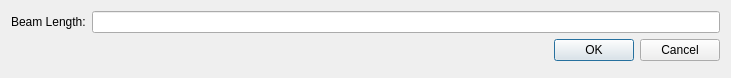
Before: the Qt Designer form Ui/UiFiles/Add_beam_dialog_window.ui in mark2661/beamCalculator, drawn with Qt 5.
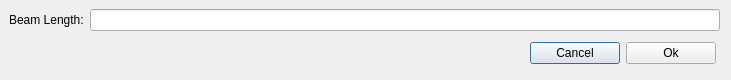
After: the same form once the commit is applied.

The edit to the form file:
```diff
--- a/Ui/UiFiles/Add_beam_dialog_window.ui
+++ b/Ui/UiFiles/Add_beam_dialog_window.ui
@@ -7,12 +7,47 @@
     <x>0</x>
     <y>0</y>
     <width>731</width>
-    <height>78</height>
+    <height>80</height>
    </rect>
   </property>
   <property name="windowTitle">
    <string>Dialog</string>
   </property>
+  <widget class="QWidget" name="">
+   <property name="geometry">
+    <rect>
+     <x>530</x>
+     <y>40</y>
+     <width>186</width>
+     <height>27</height>
+    </rect>
+   </property>
+   <layout class="QHBoxLayout" name="horizontalLayout">
+    <item>
+     <widget class="QPushButton" name="Cancel_button">
+      <property name="text">
+       <string>Cancel</string>
+      </property>
+     </widget>
+    </item>
+    <item>
+     <widget class="QPushButton" name="Ok_button">
+      <property name="text">
+       <string>Ok</string>
+      </property>
+     </widget>
+    </item>
+   </layout>
+  </widget>
+  <widget class="QWidget" name="">
+   <property name="geometry">
+    <rect>
+     <x>9</x>
+     <y>9</y>
+     <width>711</width>
+     <height>27</height>
+    </rect>
+   </property>
   <layout class="QFormLayout" name="formLayout">
    <item row="0" column="0">
     <widget class="QLabel" name="label_2">
@@ -24,17 +59,8 @@
    <item row="0" column="1">
     <widget class="QLineEdit" name="BeamLengthInputField"/>
    </item>
-   <item row="1" column="1">
-    <widget class="QDialogButtonBox" name="buttonBox">
-     <property name="orientation">
-      <enum>Qt::Horizontal</enum>
-     </property>
-     <property name="standardButtons">
-      <set>QDialogButtonBox::Cancel|QDialogButtonBox::Ok</set>
-     </property>
-    </widget>
-   </item>
-  </layout>
+   </layout>
+  </widget>
  </widget>
  <resources/>
  <connections>
```
Left out of the diff: 35 changed lines with no effect on the pictures. Lines whose indentation alone changed are shown as unchanged.
